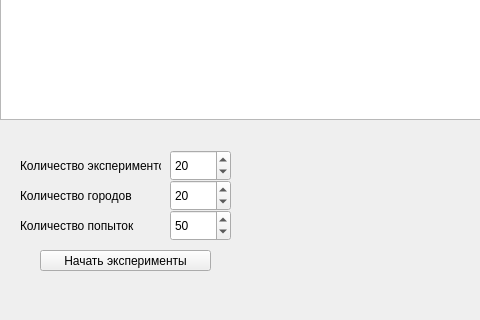
Qt form forms/TSP_ExpertWindow.ui (MrModez/TSP_Project) before a commit; both pictures show x 0 to 480 and y 245 to 565 of the 676 by 565 pixel window.
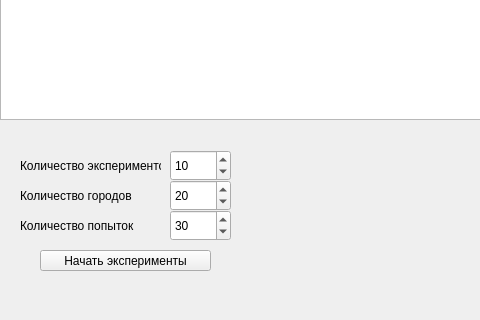
The same form after that commit.

```diff
--- a/forms/TSP_ExpertWindow.ui
+++ b/forms/TSP_ExpertWindow.ui
@@ -121,7 +121,7 @@
           </rect>
          </property>
          <property name="value">
-          <number>20</number>
+          <number>10</number>
          </property>
         </widget>
         <widget class="QSpinBox" name="spinBox_2">
@@ -147,7 +147,7 @@
           </rect>
          </property>
          <property name="value">
-          <number>50</number>
+          <number>30</number>
          </property>
         </widget>
         <widget class="QLabel" name="label_3">
```
